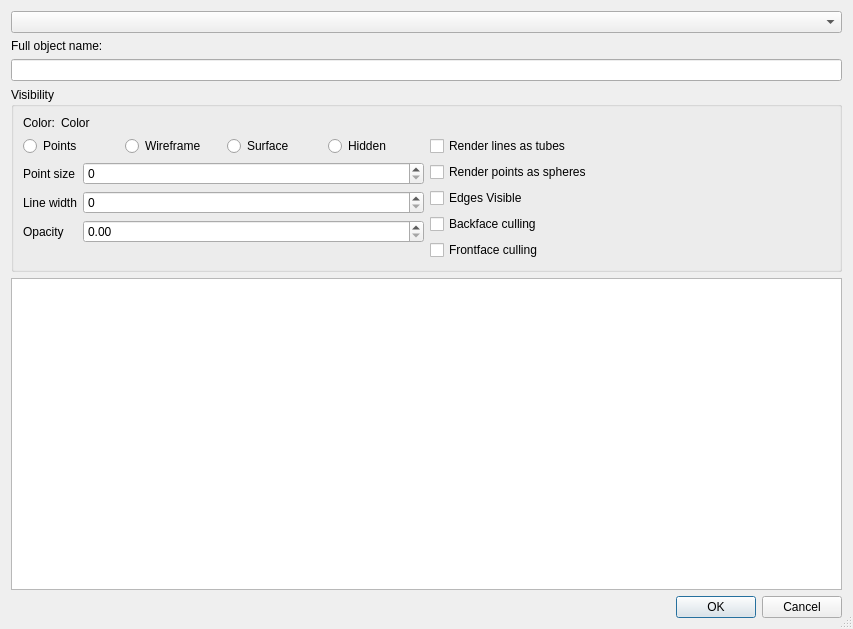
RasmusRPaulsen/Sumatra, file forms/objectpropertiesdlg.ui: the form before one commit.
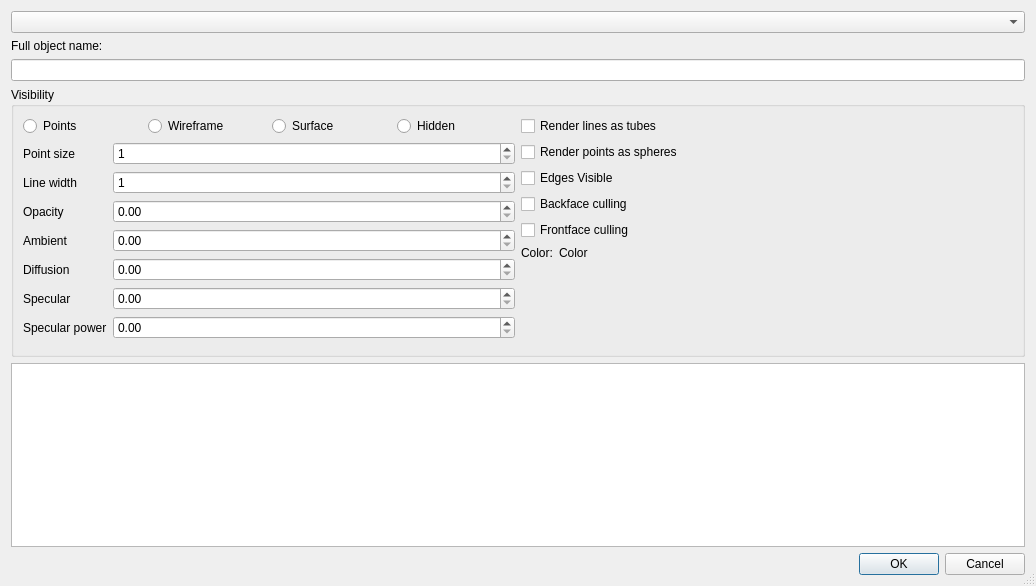
The form after the commit.

What changed in the file:
```diff
--- a/forms/objectpropertiesdlg.ui
+++ b/forms/objectpropertiesdlg.ui
@@ -6,8 +6,8 @@
    <rect>
     <x>0</x>
     <y>0</y>
-    <width>853</width>
-    <height>629</height>
+    <width>1036</width>
+    <height>586</height>
    </rect>
   </property>
   <property name="windowTitle">
@@ -53,28 +53,120 @@
       <string>Visibility</string>
      </property>
      <layout class="QGridLayout" name="gridLayout">
-      <item row="0" column="0">
-       <layout class="QFormLayout" name="formLayout_2">
+      <item row="2" column="0">
+       <layout class="QFormLayout" name="formLayout">
         <item row="0" column="0">
-         <widget class="QLabel" name="label">
+         <widget class="QLabel" name="label_2">
           <property name="text">
-           <string>Color:</string>
+           <string>Point size</string>
           </property>
          </widget>
         </item>
         <item row="0" column="1">
-         <widget class="QLabel" name="ObjectColorLabel">
-          <property name="frameShape">
-           <enum>QFrame::NoFrame</enum>
+         <widget class="QSpinBox" name="PointSizeSpin">
+          <property name="suffix">
+           <string/>
           </property>
-          <property name="frameShadow">
-           <enum>QFrame::Plain</enum>
+          <property name="prefix">
+           <string/>
           </property>
+          <property name="minimum">
+           <number>1</number>
+          </property>
+         </widget>
+        </item>
+        <item row="1" column="0">
+         <widget class="QLabel" name="label_4">
           <property name="text">
-           <string>Color</string>
+           <string>Line width</string>
           </property>
          </widget>
         </item>
+        <item row="1" column="1">
+         <widget class="QSpinBox" name="LineWidthSpin">
+          <property name="minimum">
+           <number>1</number>
+          </property>
+         </widget>
+        </item>
+        <item row="2" column="0">
+         <widget class="QLabel" name="label_5">
+          <property name="text">
+           <string>Opacity</string>
+          </property>
+         </widget>
+        </item>
+        <item row="2" column="1">
+         <widget class="QDoubleSpinBox" name="OpacitySpin">
+          <property name="maximum">
+           <double>1.000000000000000</double>
+          </property>
+          <property name="singleStep">
+           <double>0.100000000000000</double>
+          </property>
+         </widget>
+        </item>
+        <item row="3" column="0">
+         <widget class="QLabel" name="label_6">
+          <property name="text">
+           <string>Ambient</string>
+          </property>
+         </widget>
+        </item>
+        <item row="3" column="1">
+         <widget class="QDoubleSpinBox" name="AmbientSpin">
+          <property name="maximum">
+           <double>1.000000000000000</double>
+          </property>
+          <property name="singleStep">
+           <double>0.100000000000000</double>
+          </property>
+         </widget>
+        </item>
+        <item row="4" column="0">
+         <widget class="QLabel" name="label_7">
+          <property name="text">
+           <string>Diffusion</string>
+          </property>
+         </widget>
+        </item>
+        <item row="4" column="1">
+         <widget class="QDoubleSpinBox" name="DiffuseSpin">
+          <property name="maximum">
+           <double>1.000000000000000</double>
+          </property>
+          <property name="singleStep">
+           <double>0.100000000000000</double>
+          </property>
+         </widget>
+        </item>
+        <item row="5" column="0">
+         <widget class="QLabel" name="label_8">
+          <property name="text">
+           <string>Specular</string>
+          </property>
+         </widget>
+        </item>
+        <item row="5" column="1">
+         <widget class="QDoubleSpinBox" name="SpecularSpin">
+          <property name="maximum">
+           <double>1.000000000000000</double>
+          </property>
+          <property name="singleStep">
+           <double>0.100000000000000</double>
+          </property>
+         </widget>
+        </item>
+        <item row="7" column="0">
+         <widget class="QLabel" name="label_9">
+          <property name="text">
+           <string>Specular power</string>
+          </property>
+         </widget>
+        </item>
+        <item row="7" column="1">
+         <widget class="QDoubleSpinBox" name="SpecularPowerSpin"/>
+        </item>
        </layout>
       </item>
       <item row="1" column="0">
@@ -121,7 +213,7 @@
         </item>
        </layout>
       </item>
-      <item row="1" column="1" rowspan="2">
+      <item row="1" column="1" rowspan="3">
        <layout class="QVBoxLayout" name="verticalLayout_5">
         <item>
          <widget class="QCheckBox" name="RenderLinesAsTubesChk">
@@ -158,53 +250,29 @@
           </property>
          </widget>
         </item>
-       </layout>
-      </item>
-      <item row="2" column="0">
-       <layout class="QFormLayout" name="formLayout">
-        <item row="0" column="0">
-         <widget class="QLabel" name="label_2">
-          <property name="text">
-           <string>Point size</string>
-          </property>
-         </widget>
-        </item>
-        <item row="0" column="1">
-         <widget class="QSpinBox" name="PointSizeSpin">
-          <property name="suffix">
-           <string/>
-          </property>
-          <property name="prefix">
-           <string/>
-          </property>
-         </widget>
-        </item>
-        <item row="1" column="0">
-         <widget class="QLabel" name="label_4">
-          <property name="text">
-           <string>Line width</string>
-          </property>
-         </widget>
-        </item>
-        <item row="1" column="1">
-         <widget class="QSpinBox" name="LineWidthSpin"/>
-        </item>
-        <item row="2" column="0">
-         <widget class="QLabel" name="label_5">
-          <property name="text">
-           <string>Opacity</string>
-          </property>
-         </widget>
-        </item>
-        <item row="2" column="1">
-         <widget class="QDoubleSpinBox" name="OpacitySpin">
-          <property name="maximum">
-           <double>1.000000000000000</double>
-          </property>
-          <property name="singleStep">
-           <double>0.100000000000000</double>
-          </property>
-         </widget>
+        <item>
+         <layout class="QFormLayout" name="formLayout_2">
+          <item row="0" column="0">
+           <widget class="QLabel" name="label">
+            <property name="text">
+             <string>Color:</string>
+            </property>
+           </widget>
+          </item>
+          <item row="0" column="1">
+           <widget class="QLabel" name="ObjectColorLabel">
+            <property name="frameShape">
+             <enum>QFrame::NoFrame</enum>
+            </property>
+            <property name="frameShadow">
+             <enum>QFrame::Plain</enum>
+            </property>
+            <property name="text">
+             <string>Color</string>
+            </property>
+           </widget>
+          </item>
+         </layout>
         </item>
        </layout>
       </item>
```
